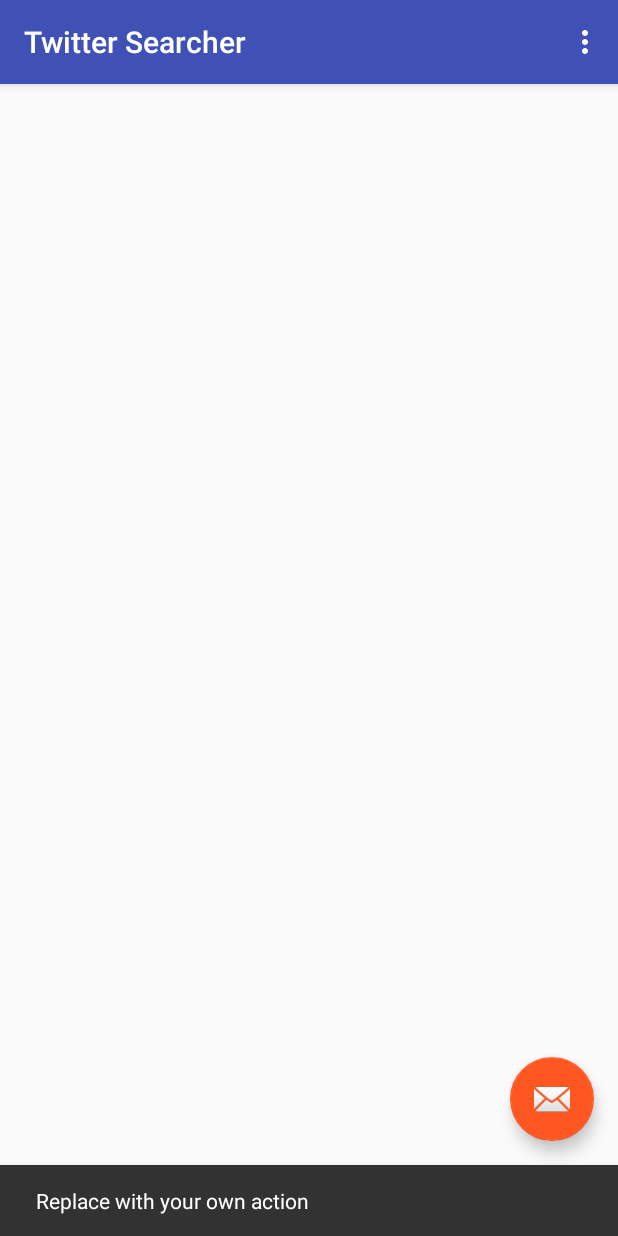
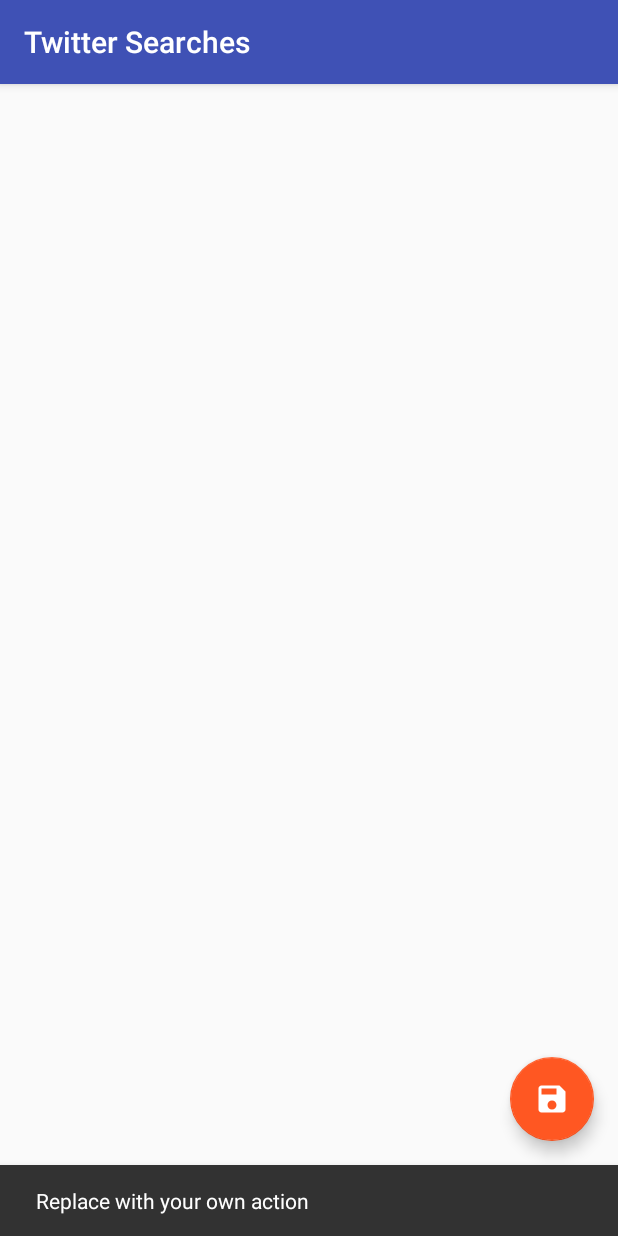
Before and after one commit to solandmedotru/TwitterSearcher, an Android app: the screen it shows after launch (MainActivity), after a tap on an icon or button, on a phone screen of 412 x 824 dp. Run offline under Robolectric (Android 15) with nearby library versions, the phone set to English and light mode, and no system bars.

Commit message:
added res files content

```diff
--- a/app/build.gradle
+++ b/app/build.gradle
@@ -5,7 +5,7 @@ android {
     buildToolsVersion "24.0.2"
     defaultConfig {
         applicationId "ru.solandme.twittersearcher"
-        minSdkVersion 16
+        minSdkVersion 23
         targetSdkVersion 24
         versionCode 1
         versionName "1.0"
--- a/app/src/main/java/ru/solandme/twittersearcher/MainActivity.java
+++ b/app/src/main/java/ru/solandme/twittersearcher/MainActivity.java
@@ -27,26 +27,4 @@ public class MainActivity extends AppCompatActivity {
             }
         });
     }
-
-    @Override
-    public boolean onCreateOptionsMenu(Menu menu) {
-        // Inflate the menu; this adds items to the action bar if it is present.
-        getMenuInflater().inflate(R.menu.menu_main, menu);
-        return true;
-    }
-
-    @Override
-    public boolean onOptionsItemSelected(MenuItem item) {
-        // Handle action bar item clicks here. The action bar will
-        // automatically handle clicks on the Home/Up button, so long
-        // as you specify a parent activity in AndroidManifest.xml.
-        int id = item.getItemId();
-
-        //noinspection SimplifiableIfStatement
-        if (id == R.id.action_settings) {
-            return true;
-        }
-
-        return super.onOptionsItemSelected(item);
-    }
 }
--- /dev/null
+++ b/app/src/main/res/drawable/ic_save_24dp.xml
@@ -0,0 +1,9 @@
+<vector xmlns:android="http://schemas.android.com/apk/res/android"
+        android:width="24dp"
+        android:height="24dp"
+        android:viewportWidth="24.0"
+        android:viewportHeight="24.0">
+    <path
+        android:fillColor="@android:color/white"
+        android:pathData="M17,3H5c-1.11,0 -2,0.9 -2,2v14c0,1.1 0.89,2 2,2h14c1.1,0 2,-0.9 2,-2V7l-4,-4zm-5,16c-1.66,0 -3,-1.34 -3,-3s1.34,-3 3,-3 3,1.34 3,3 -1.34,3 -3,3zm3,-10H5V5h10v4z"/>
+</vector>
--- a/app/src/main/res/layout/activity_main.xml
+++ b/app/src/main/res/layout/activity_main.xml
@@ -29,6 +29,6 @@
         android:layout_height="wrap_content"
         android:layout_gravity="bottom|end"
         android:layout_margin="@dimen/fab_margin"
-        app:srcCompat="@android:drawable/ic_dialog_email" />
+        android:src="@drawable/ic_save_24dp" />
 
 </android.support.design.widget.CoordinatorLayout>
--- a/app/src/main/res/menu/menu_main.xml
+++ /dev/null
@@ -1,10 +0,0 @@
-<menu xmlns:android="http://schemas.android.com/apk/res/android"
-    xmlns:app="http://schemas.android.com/apk/res-auto"
-    xmlns:tools="http://schemas.android.com/tools"
-    tools:context="ru.solandme.twittersearcher.MainActivity">
-    <item
-        android:id="@+id/action_settings"
-        android:orderInCategory="100"
-        android:title="@string/action_settings"
-        app:showAsAction="never" />
-</menu>
--- a/app/src/main/res/values/dimens.xml
+++ b/app/src/main/res/values/dimens.xml
@@ -3,4 +3,5 @@
     <dimen name="activity_horizontal_margin">16dp</dimen>
     <dimen name="activity_vertical_margin">16dp</dimen>
     <dimen name="fab_margin">16dp</dimen>
+    <dimen name="fab_margin_top">90dp</dimen>
 </resources>
```
Also changed, not shown: app/src/main/res/values/arrays.xml (added, +8 -0 lines), app/src/main/res/values/strings.xml (+13 -2 lines).
